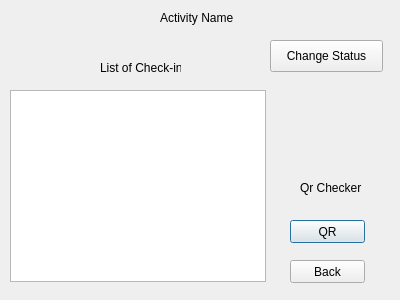
First picture: the form in gui/activitywindow.ui, repository hanspistorstetson/ProjectRevamp, before the edit.
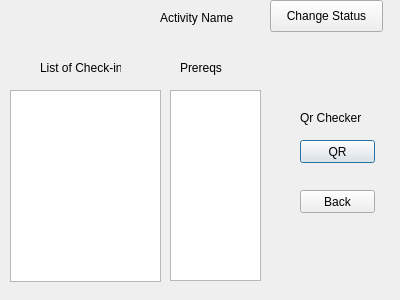
Second picture: the form after the edit.

Commit message: trying to list prereqs

```diff
--- a/gui/activitywindow.ui
+++ b/gui/activitywindow.ui
@@ -17,7 +17,7 @@
    <property name="geometry">
     <rect>
      <x>300</x>
-     <y>180</y>
+     <y>110</y>
      <width>71</width>
      <height>16</height>
     </rect>
@@ -29,8 +29,8 @@
   <widget class="QPushButton" name="QR">
    <property name="geometry">
     <rect>
-     <x>290</x>
-     <y>220</y>
+     <x>300</x>
+     <y>140</y>
      <width>75</width>
      <height>23</height>
     </rect>
@@ -44,7 +44,7 @@
     <rect>
      <x>10</x>
      <y>90</y>
-     <width>256</width>
+     <width>151</width>
      <height>192</height>
     </rect>
    </property>
@@ -65,7 +65,7 @@
   <widget class="QLabel" name="label_3">
    <property name="geometry">
     <rect>
-     <x>100</x>
+     <x>40</x>
      <y>60</y>
      <width>81</width>
      <height>16</height>
@@ -78,8 +78,8 @@
   <widget class="QPushButton" name="back">
    <property name="geometry">
     <rect>
-     <x>290</x>
-     <y>260</y>
+     <x>300</x>
+     <y>190</y>
      <width>75</width>
      <height>23</height>
     </rect>
@@ -92,7 +92,7 @@
    <property name="geometry">
     <rect>
      <x>270</x>
-     <y>40</y>
+     <y>0</y>
      <width>113</width>
      <height>32</height>
     </rect>
@@ -105,7 +105,7 @@
    <property name="geometry">
     <rect>
      <x>300</x>
-     <y>80</y>
+     <y>40</y>
      <width>60</width>
      <height>16</height>
     </rect>
@@ -114,6 +114,29 @@
     <string/>
    </property>
   </widget>
+  <widget class="QListWidget" name="prereq_list">
+   <property name="geometry">
+    <rect>
+     <x>170</x>
+     <y>90</y>
+     <width>91</width>
+     <height>191</height>
+    </rect>
+   </property>
+  </widget>
+  <widget class="QLabel" name="label_4">
+   <property name="geometry">
+    <rect>
+     <x>180</x>
+     <y>60</y>
+     <width>60</width>
+     <height>16</height>
+    </rect>
+   </property>
+   <property name="text">
+    <string>Prereqs</string>
+   </property>
+  </widget>
  </widget>
  <resources/>
  <connections/>
```
The commit also changes 1 other file.
